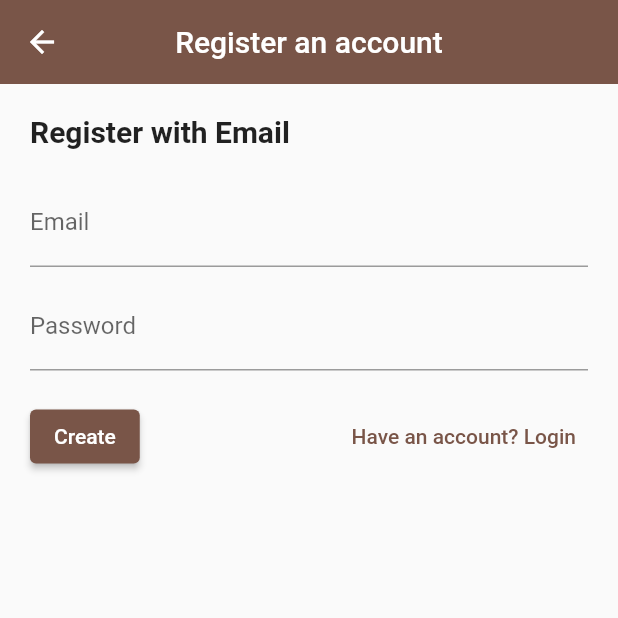
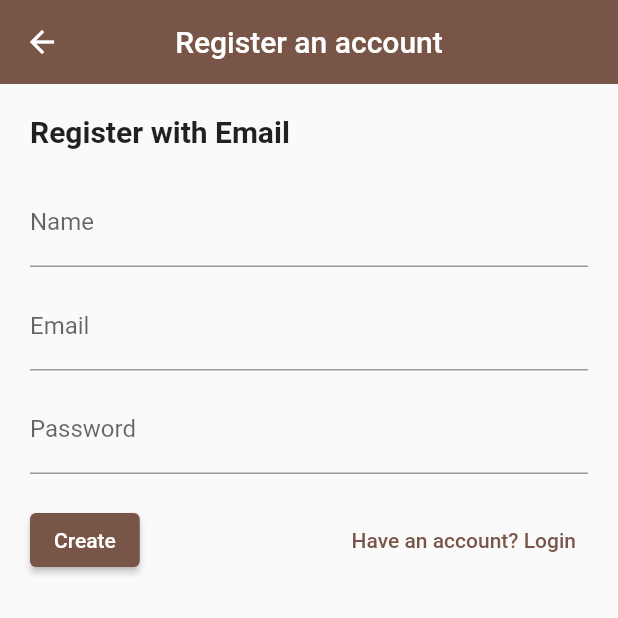
Before and after one commit to BlackIQ/Firebase-Practical-1, a Flutter app: the Register screen opened directly, on a phone screen of 412 x 824 dp, the top half of it. Run offline on Flutter 3.47's test engine with Material 2 defaults, Android fonts, the light colour scheme and no system bars; our stand-ins replace cloud_firestore, firebase_auth; accounts and stored records are empty.

Commit message:
Add name field and pass to auth

```diff
--- a/lib/screens/authenticate/register.dart
+++ b/lib/screens/authenticate/register.dart
@@ -13,6 +13,7 @@ class _RegisterState extends State<Register> {
 
   TextEditingController _email = TextEditingController();
   TextEditingController _password = TextEditingController();
+  TextEditingController _name = TextEditingController();
 
   @override
   Widget build(BuildContext context) {
@@ -36,6 +37,15 @@ class _RegisterState extends State<Register> {
             ),
             SizedBox(height: 20),
             TextField(
+              controller: _name,
+              decoration: InputDecoration(
+                labelText: 'Name',
+                hintText: 'Jon Due',
+              ),
+              obscureText: false,
+            ),
+            SizedBox(height: 10),
+            TextField(
               controller: _email,
               decoration: InputDecoration(
                 labelText: 'Email',
@@ -58,7 +68,7 @@ class _RegisterState extends State<Register> {
               children: <Widget>[
                 ElevatedButton(
                   onPressed: () async {
-                    dynamic result = await  _auth.registerWithEmail(_email.text, _password.text);
+                    dynamic result = await  _auth.registerWithEmail(_name.text, _email.text, _password.text);
                     if (result.runtimeType == List) {
                       showDialog(
                         context: context,
```
